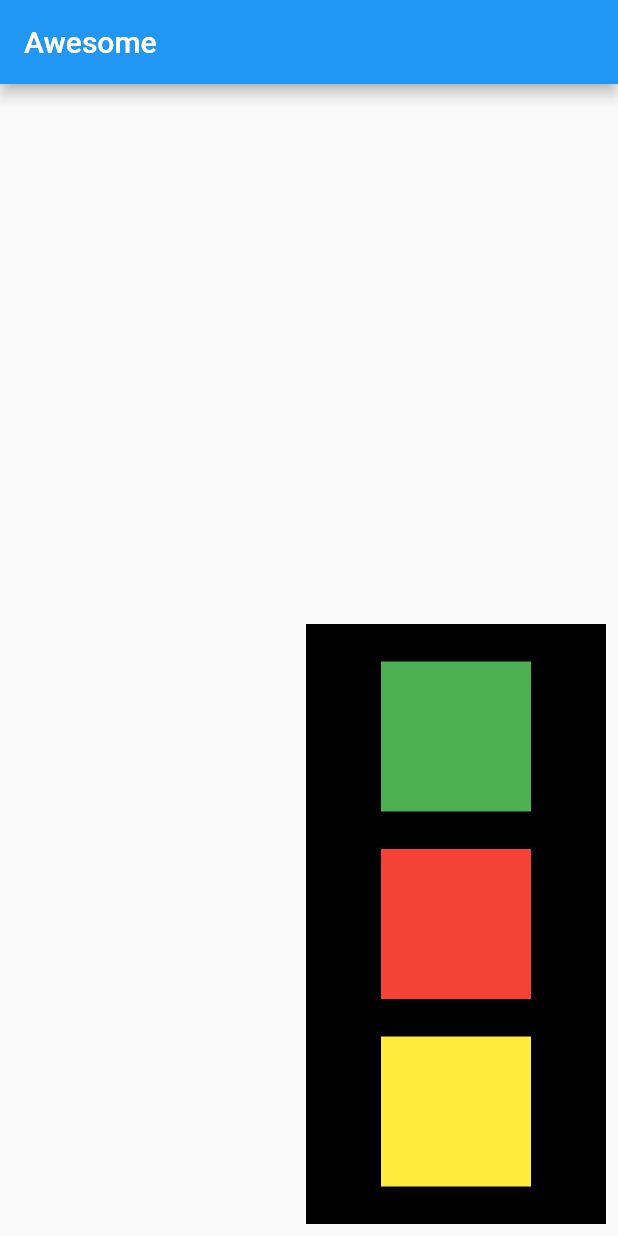
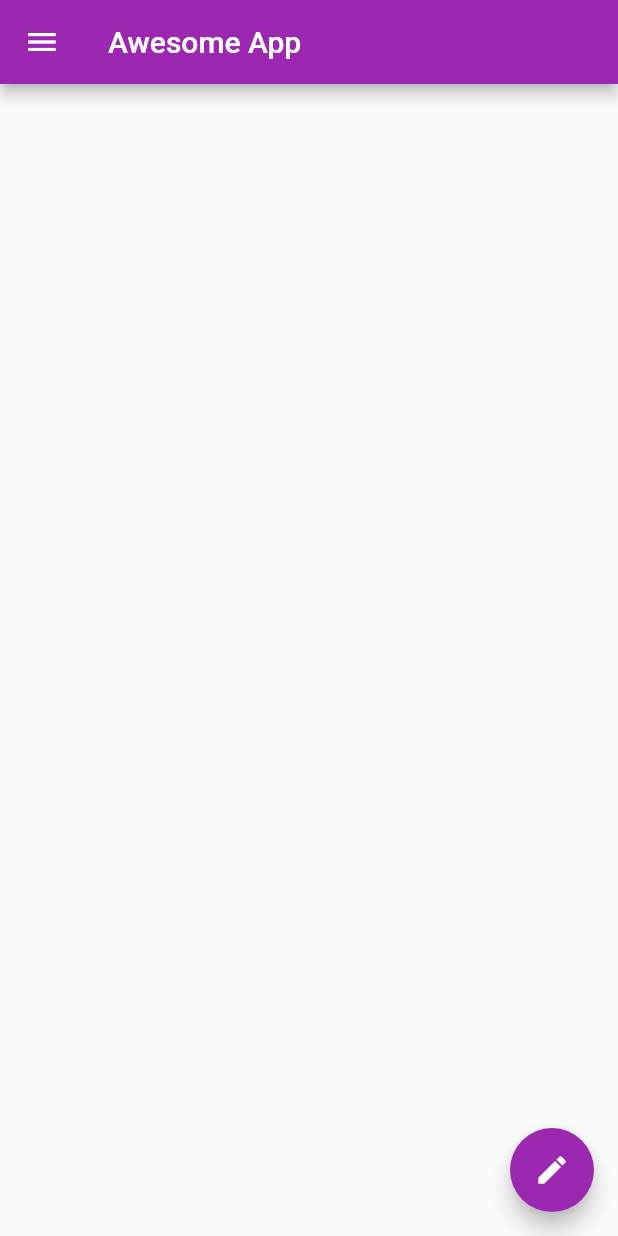
Before and after one commit to VISHALCHAND007/AwesomeApp_Flutter, a Flutter app: the screen it shows after launch, on a phone screen of 412 x 824 dp. Run offline on Flutter 3.47's test engine with Material 2 defaults, Android fonts, the phone set to English and light mode, and no system bars.

Commit message:
Chapter 4 complete.

```diff
--- a/lib/main.dart
+++ b/lib/main.dart
@@ -15,36 +15,40 @@ class Homepage extends StatelessWidget {
   Widget build(BuildContext context) {
     return Scaffold(
       appBar: AppBar(
-        title: const Text("Awesome")
+        title: const Text("Awesome App"),
+        backgroundColor: Colors.purple,
       ),
-      body: Align(
-        alignment: Alignment.bottomRight,
-        child: Padding(
-          padding: const EdgeInsets.all(8.0),
-          child: Container(
-            width: 200,
-            height: 400,
-            color: Colors.black,
-            child: Column(
-              mainAxisAlignment: MainAxisAlignment.spaceEvenly,
-              crossAxisAlignment: CrossAxisAlignment.center,
-              children: [ Container(
-                height: 100,
-                width: 100,
-                color: Colors.green,
-              ), Container(
-                height: 100,
-                width: 100,
-                color: Colors.red,
-              ), Container(
-                height: 100,
-                width: 100,
-                color: Colors.yellow,
-              )],
-            ),
-          ),
-        ),
-      )
+      body: Container(),
+      drawer: Drawer(
+        child: ListView(
+          padding: EdgeInsets.zero,
+          children: const [
+             UserAccountsDrawerHeader(accountName: Text("Vishal Chand"), accountEmail: Text("sam.chand96@gmail.com"), currentAccountPicture:
+              CircleAvatar(
+              backgroundImage: NetworkImage("https://images.unsplash.com/photo-1633332755192-727a05c4013d?ixlib=rb-4.0.3&ixid=MnwxMjA3fDB8MHxzZWFyY2h8MXx8dXNlcnxlbnwwfHwwfHw%3D&auto=format&fit=crop&w=600&q=60"),
+             ), decoration: BoxDecoration(
+              color: Colors.purple
+             ),),
+             ListTile(
+              leading: Icon(Icons.person),
+              title: Text("Account"),
+              subtitle: Text("Personal"),
+              trailing: Icon(Icons.edit),
+              ),
+              ListTile(
+                leading: Icon(Icons.email),
+                title: Text("abc@gmail.com"),
+                subtitle: Text("Issue"),
+                trailing: Icon(Icons.send),
+              )
+          ],
+        )
+      ),
+      floatingActionButton: FloatingActionButton(
+        onPressed: () {},
+        backgroundColor: Colors.purple,
+        child: const Icon(Icons.edit),
+      ),
     );
   }
 }
```
